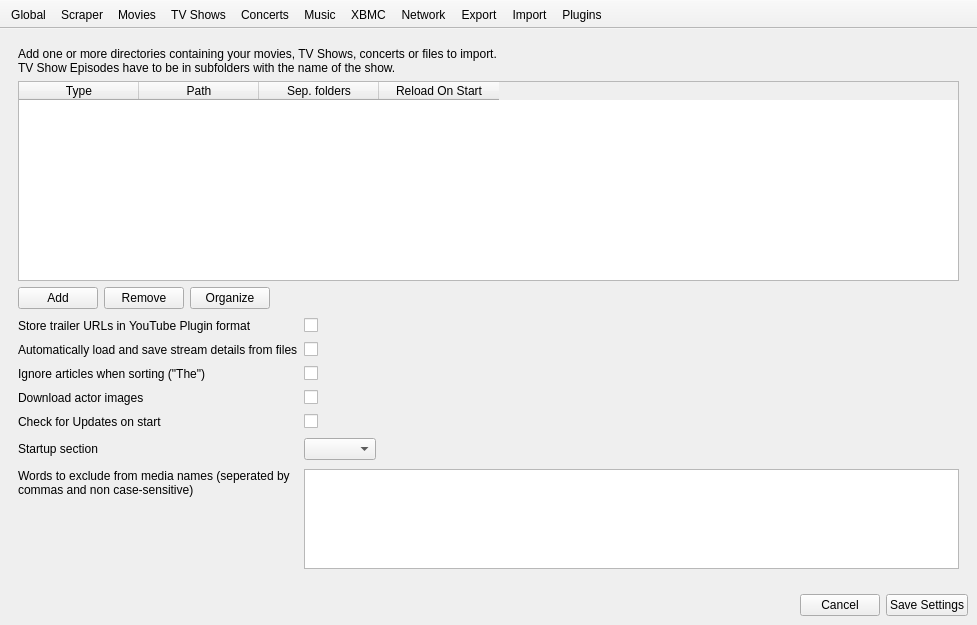
Above: settings/SettingsWindow.ui from Komet/MediaElch before the change. Below: the same form after it.
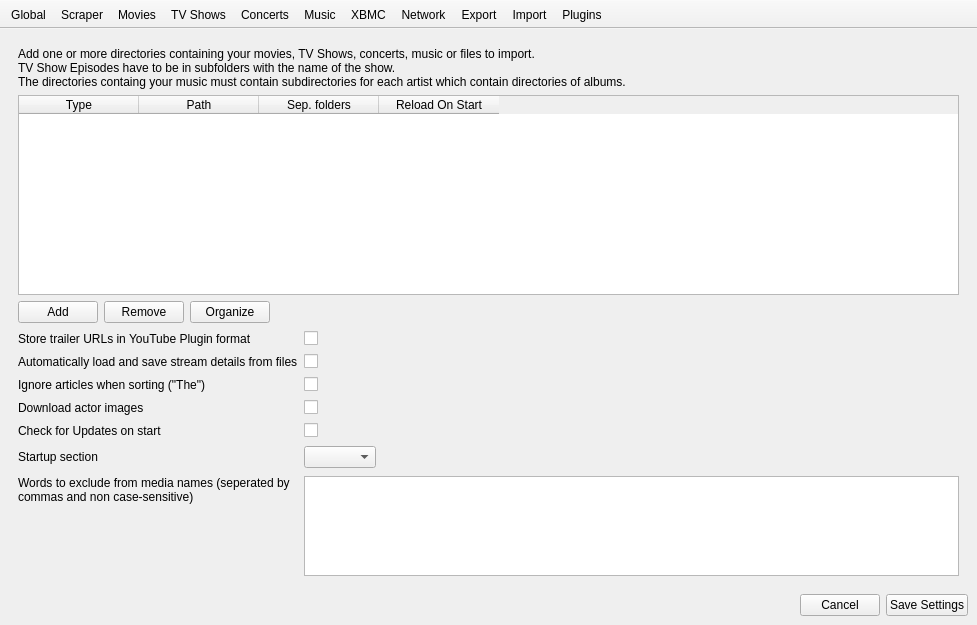
That is the form after the change. Icons and pictures are not drawn. Custom widgets are drawn as their Qt base class.

What changed in the file:
```diff
--- a/settings/SettingsWindow.ui
+++ b/settings/SettingsWindow.ui
@@ -48,8 +48,9 @@
         <item>
          <widget class="QLabel" name="labelGlobal">
           <property name="text">
-           <string>Add one or more directories containing your movies, TV Shows, concerts or files to import.
-TV Show Episodes have to be in subfolders with the name of the show.</string>
+           <string>Add one or more directories containing your movies, TV Shows, concerts, music or files to import.
+TV Show Episodes have to be in subfolders with the name of the show.
+The directories containg your music must contain subdirectories for each artist which contain directories of albums.</string>
           </property>
           <property name="wordWrap">
            <bool>true</bool>
```
Left out of the diff: 171 changed lines with no effect on the pictures.
